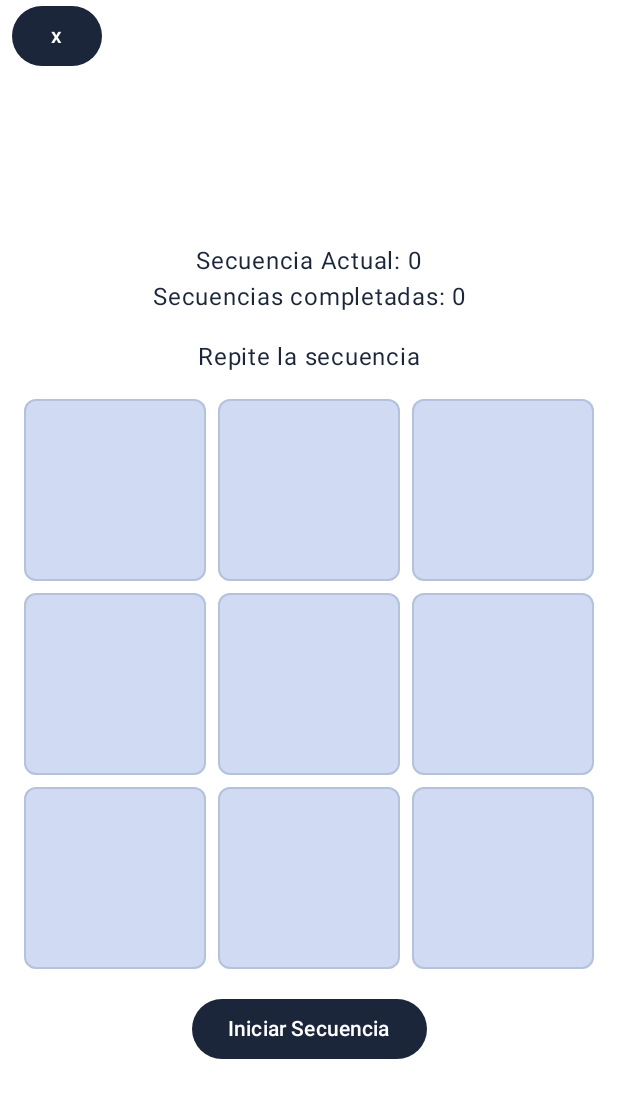
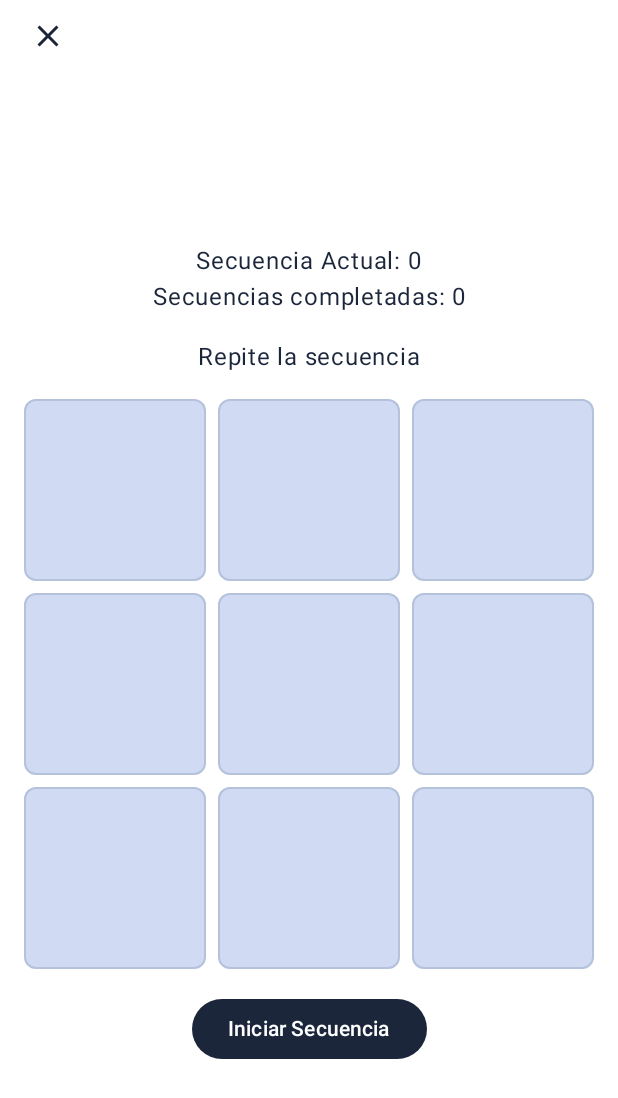
Before and after one commit to NegK01/Lerna, an Android app built with Jetpack Compose: the composable MemoryMatrixGame shown on its own in the app's theme, on a phone screen of 412 x 824 dp. Shown: the top 1098 px of the screen. Run offline under Robolectric (Android 15) with nearby library versions, the phone set to English and light mode, and no system bars; 1 statement that could not run was skipped.

Commit message:
feat(game): GameHUD adaptation and implementation in MemoryMatrixGame (#9)

```diff
--- a/app/src/main/java/com/negk/lerna/GameActivity.kt
+++ b/app/src/main/java/com/negk/lerna/GameActivity.kt
@@ -11,7 +11,6 @@ import androidx.compose.foundation.layout.fillMaxSize
 import androidx.compose.foundation.layout.padding
 import androidx.compose.material3.Scaffold
 import androidx.compose.ui.Modifier
-import com.negk.lerna.ui.game.memory.MemoryMatrixGame
 import com.negk.lerna.ui.theme.LernaTheme
 import com.negk.lerna.data.GameRegistry
 
@@ -48,7 +47,7 @@ class GameActivity : ComponentActivity() {
                         .fillMaxSize()
                         .padding(innerPadding)
                     ) {
-                        gameComposable()
+                        gameComposable { finish() }
                     }
                 }
             }
--- a/app/src/main/java/com/negk/lerna/data/GameRegistry.kt
+++ b/app/src/main/java/com/negk/lerna/data/GameRegistry.kt
@@ -5,8 +5,8 @@ import com.negk.lerna.ui.game.memory.MemoryMatrixGame
 //import com.negk.lerna.ui.game.speed.SpeedMatchGame
 
 object GameRegistry {
-    val registry: Map<String, @Composable () -> Unit> = mapOf(
-        "memory_matrix" to { MemoryMatrixGame() },
+    val registry: Map<String, @Composable (onExit: () -> Unit) -> Unit> = mapOf(
+        "memory_matrix" to { onExit -> MemoryMatrixGame(onExit = onExit) },
 //        "speed_match" to { SpeedMatchGame() }
     )
 }
--- a/app/src/main/java/com/negk/lerna/ui/game/GameHUD.kt
+++ b/app/src/main/java/com/negk/lerna/ui/game/GameHUD.kt
@@ -15,6 +15,10 @@ import androidx.compose.ui.Modifier
 import androidx.compose.ui.graphics.Color
 import androidx.compose.ui.unit.dp
 import androidx.compose.foundation.Canvas
+import androidx.compose.material.icons.Icons
+import androidx.compose.material.icons.filled.Close
+import androidx.compose.material3.Icon
+import androidx.compose.material3.IconButton
 import androidx.compose.runtime.Composable
 
 sealed class HUDMode {
@@ -35,7 +39,7 @@ fun GameHUD(
     onExitClick: () -> Unit = {}
 ) {
     // Animatable para controlar la barra de progreso del temporizador
-    var timerAnim = remember { Animatable(1f) }
+    val timerAnim = remember { Animatable(1f) }
 
     // Inicia la animación lineal del temporizador cuando se activa el modo Timer
     LaunchedEffect(hudMode) {
@@ -60,8 +64,13 @@ fun GameHUD(
                     .padding(8.dp, 0.dp),
                 verticalAlignment = Alignment.CenterVertically
             ) {
-                //TODO cambiar la x con un icon con contentDescription y considerar si usar un IconButton o no, usar quiza un 48.dp para cumplir con el tamaño mínimo de toque si es con iconButton
-                Button(onClick = onExitClick, Modifier.width(60.dp)) { Text("x") }
+                IconButton(onClick = onExitClick) {
+                    Icon(
+                        imageVector = Icons.Default.Close,
+                        contentDescription = "Salir del juego"
+                    )
+                }
+
                 Spacer(modifier = Modifier.width(8.dp))
 
                 when (hudMode) {
--- a/app/src/main/java/com/negk/lerna/ui/game/memory/MemoryMatrixGame.kt
+++ b/app/src/main/java/com/negk/lerna/ui/game/memory/MemoryMatrixGame.kt
@@ -35,8 +35,10 @@ import androidx.compose.runtime.setValue
  * Muestra la interfaz del juego con HUD, rejilla, controles y estado.
  */
 @Composable
-fun MemoryMatrixGame(viewModel: MemoryMatrixViewModel = viewModel()) {
-    val context = LocalContext.current
+fun MemoryMatrixGame(
+    viewModel: MemoryMatrixViewModel = viewModel(),
+    onExit: () -> Unit
+) {
     val gridSize by viewModel.gridSize.collectAsState()
     val sequence by viewModel.sequence.collectAsState()
     val isShowingSequence by viewModel.isShowingSequence.collectAsState()
@@ -103,7 +105,7 @@ fun MemoryMatrixGame(viewModel: MemoryMatrixViewModel = viewModel()) {
         showLevelComplete = false, // No usar level complete
         onDismissLevelComplete = {},
         hudMode = HUDMode.None, // Sin barra de progreso
-        onExitClick = { (context as? androidx.activity.ComponentActivity)?.finish() },
+        onExitClick = onExit,
     )
 
     // Modal de game over
```
